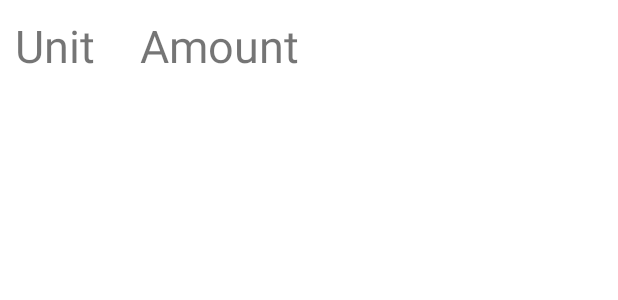
After one commit to COMPUT301T3-21T33/Java-Squad, an Android app: the layout content.xml on its own in the app's theme, with its tools: preview values and no code run, on a phone screen of 412 x 824 dp. The commit adds this screen. Shown: the top 300 px of the screen. Run offline under Robolectric (Android 15) with nearby library versions, the phone set to English and light mode, and no system bars.

Commit message:
add trials

```diff
--- a/app/src/main/res/layout/binomial_trial_fragment.xml
+++ b/app/src/main/res/layout/binomial_trial_fragment.xml
@@ -50,7 +50,7 @@
             android:layout_marginRight="10dp"
             android:gravity="center_vertical"
             android:paddingLeft="10dp"
-            android:text="Author:"/>
+            android:text="Experimenter:"/>
 
         <EditText
             android:id="@+id/author"
--- /dev/null
+++ b/app/src/main/res/layout/content.xml
@@ -0,0 +1,26 @@
+<?xml version="1.0" encoding="utf-8"?>
+<LinearLayout
+    xmlns:android="http://schemas.android.com/apk/res/android"
+    android:layout_height="wrap_content"
+    android:layout_width="match_parent"
+    android:orientation="horizontal">
+
+    <TextView
+
+        android:id="@+id/unit"
+        android:text="Unit"
+        android:textSize="30sp"
+        android:padding = "10sp"
+        android:layout_width="wrap_content"
+        android:layout_height="wrap_content">
+    </TextView>
+
+    <TextView
+        android:id="@+id/amount"
+        android:layout_width="wrap_content"
+        android:layout_height="wrap_content"
+        android:textSize="30sp"
+        android:layout_marginLeft="20dp"
+        android:text="Amount" />
+
+</LinearLayout>
--- a/app/src/main/res/layout/count_based_test_fragment.xml
+++ b/app/src/main/res/layout/count_based_test_fragment.xml
@@ -72,7 +72,7 @@
             android:layout_weight="0.6"
             android:gravity="center_vertical"
             android:paddingLeft="10dp"
-            android:text="Author:"/>
+            android:text="Experimenter:"/>
 
         <EditText
             android:id="@+id/author"
--- a/app/src/main/res/layout/experiment_for_experimenter.xml
+++ b/app/src/main/res/layout/experiment_for_experimenter.xml
@@ -204,7 +204,7 @@
             android:id="@+id/add_trial_button"
             style="?android:attr/borderlessButtonStyle"
             android:layout_width="54dp"
-            android:layout_height="match_parent"
+            android:layout_height="32dp"
             android:layout_gravity="center_vertical"
             android:layout_marginLeft="20dp"
             android:backgroundTint="@android:color/white"
--- a/app/src/main/res/layout/measurement_trial_fragment.xml
+++ b/app/src/main/res/layout/measurement_trial_fragment.xml
@@ -71,7 +71,7 @@
             android:layout_weight="0.6"
             android:gravity="center_vertical"
             android:paddingLeft="10dp"
-            android:text="Author:"/>
+            android:text="Experimenter:"/>
 
         <EditText
             android:id="@+id/author"
--- a/app/src/main/res/layout/non_neg_int_trial_fragment.xml
+++ b/app/src/main/res/layout/non_neg_int_trial_fragment.xml
@@ -44,7 +44,7 @@
             android:layout_weight="0.6"
             android:gravity="center_vertical"
             android:paddingLeft="10dp"
-            android:text="Author:"/>
+            android:text="Experimenter:"/>
 
         <EditText
             android:id="@+id/author"
```
Also changed, not shown: app/src/main/java/com/example/java_squad/AddMeasurementTrailFragment.java (added, +8 -0 lines), app/src/main/java/com/example/java_squad/Binomial.java (added, +20 -0 lines), app/src/main/java/com/example/java_squad/Count.java (added, +30 -0 lines), app/src/main/java/com/example/java_squad/IntCount.java (added, +20 -0 lines), app/src/main/java/com/example/java_squad/Measurement.java (added, +30 -0 lines), app/src/main/java/com/example/java_squad/MeasurementCustomList.java (added, +43 -0 lines), app/src/main/java/com/example/java_squad/RecordMeasurementTrial.java (added, +66 -0 lines), app/src/main/java/com/example/java_squad/Trial.java (added, +30 -0 lines).
